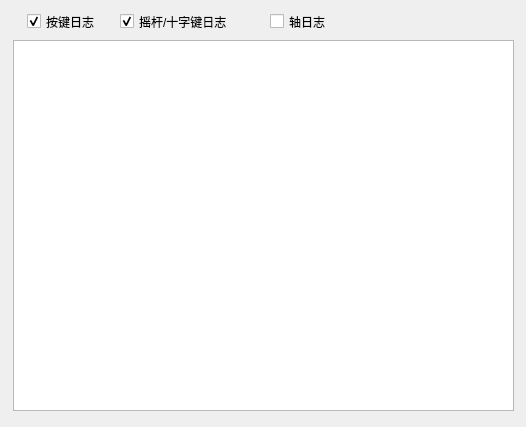
First picture: the form in logwindow.ui, repository InsistonTan/KeyMappingsTool, before the edit.
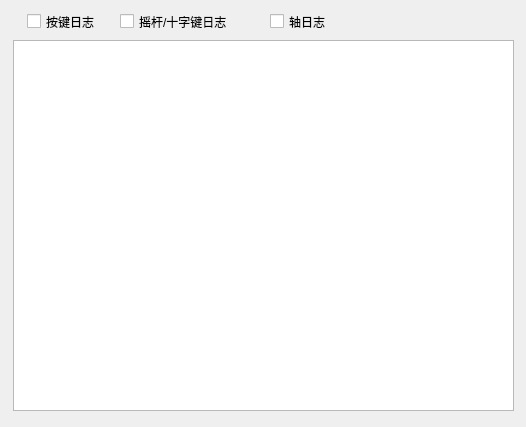
Second picture: the form after the edit.

```diff
--- a/logwindow.ui
+++ b/logwindow.ui
@@ -37,7 +37,7 @@
      <string>按键日志</string>
     </property>
     <property name="checked">
-     <bool>true</bool>
+     <bool>false</bool>
     </property>
    </widget>
    <widget class="QCheckBox" name="checkBox_2">
@@ -66,7 +66,7 @@
      <string>摇杆/十字键日志</string>
     </property>
     <property name="checked">
-     <bool>true</bool>
+     <bool>false</bool>
     </property>
    </widget>
   </widget>
```
Left out of the diff: 3 changed lines with no effect on the pictures.
